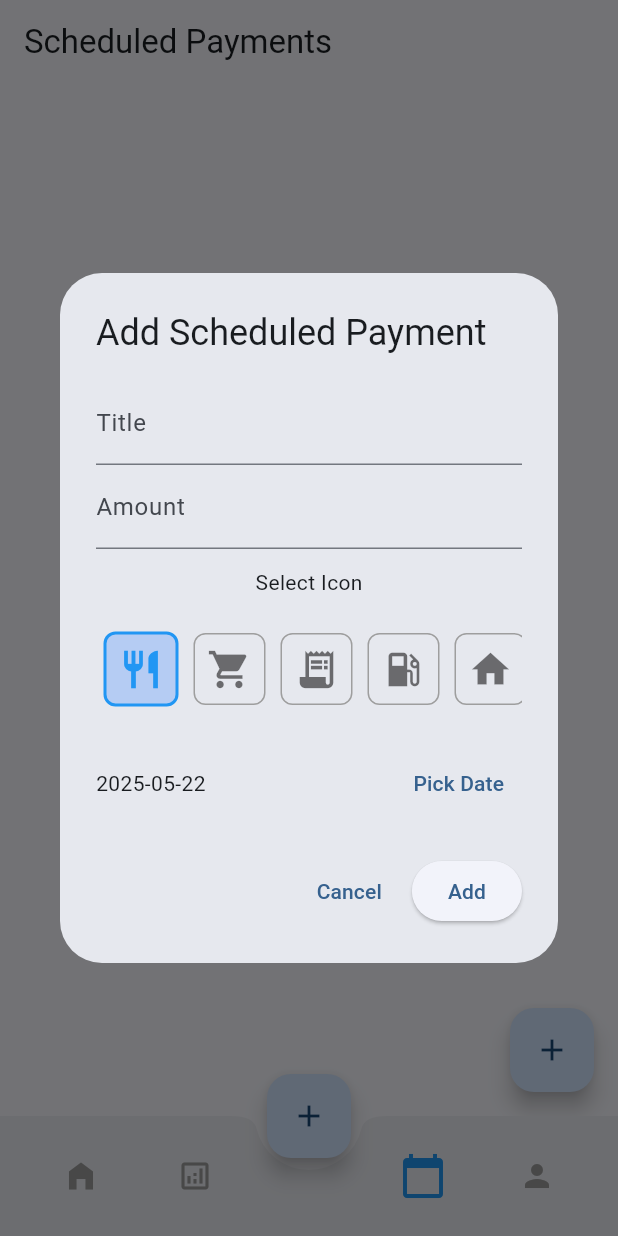
After one commit to daniyar104/cash-mobile, a Flutter app: the MainScreen screen opened directly, item 3 of the bottom bar chosen, after a tap on the "add" icon, on a phone screen of 412 x 824 dp. The commit adds this screen. Run offline on Flutter 3.47's test engine with Material 3 defaults, Android fonts, the phone set to English and light mode, and no system bars; our stand-ins replace awesome_snackbar_content, flutter_local_notifications, flutter_localization, image_picker, permission_handler, sembast and 3 more; accounts and stored records are empty.

Commit message:
(add): Add a Sheduled Payment reminder

```diff
--- a/lib/db/app_database_helper.dart
+++ b/lib/db/app_database_helper.dart
@@ -3,6 +3,7 @@
 import 'package:flutter/foundation.dart';
 import 'package:untitled1/db/sembast_database_helper.dart';
 
+import '../models/ScheduledPayment.dart';
 import '../models/UserModel.dart';
 import '../models/TransactionModel.dart';
 
@@ -33,4 +34,10 @@ abstract class AppDatabaseHelper {
   Future<double> getTotalSpentOnFoodForCurrentMonth(int userId);
   Future<double> getTotalSpentOnShoppingForCurrentMonth(int userId);
   Future<void> deleteTransactionAndRestoreBalance(int transactionId, int userId);
+
+  // Schedule methods
+  Future<int> insertScheduledPayment(ScheduledPayment payment);
+  Future<List<ScheduledPayment>> getScheduledPayments(int userId);
+  Future<int> updateScheduledPayment(ScheduledPayment payment);
+  Future<int> deleteScheduledPayment(int id);
 }
--- a/lib/db/database_helper.dart
+++ b/lib/db/database_helper.dart
@@ -1,6 +1,7 @@
 import 'package:intl/intl.dart';
 import 'package:sqflite/sqflite.dart';
 import 'package:path/path.dart';
+import '../models/ScheduledPayment.dart';
 import '../models/TransactionModel.dart';
 import '../models/UserModel.dart';
 import 'app_database_helper.dart';
@@ -51,6 +52,20 @@ class DataBaseHelper implements AppDatabaseHelper {
         FOREIGN KEY (user_id) REFERENCES users(id)
       )
     ''');
+
+    await db.execute('''
+      CREATE TABLE scheduled_payments(
+        id INTEGER PRIMARY KEY AUTOINCREMENT,
+        title TEXT,
+        amount REAL,
+        date TEXT,
+        category TEXT,
+        user_id INTEGER,
+        type TEXT,
+        FOREIGN KEY (user_id) REFERENCES users(id)
+      )
+    ''');
+
   }
 
   // Методы для работы с UserModel
@@ -348,4 +363,46 @@ class DataBaseHelper implements AppDatabaseHelper {
   Future<void> init() async {
     await database;
   }
+
+
+
+  // Методы для работы с ScheduledPayment
+  @override
+  Future<int> insertScheduledPayment(ScheduledPayment payment) async {
+    final db = await database;
+    return await db.insert('scheduled_payments', payment.toMap());
+  }
+
+  @override
+  Future<List<ScheduledPayment>> getScheduledPayments(int userId) async {
+    final db = await database;
+    final List<Map<String, dynamic>> maps = await db.query(
+      'scheduled_payments',
+      where: 'user_id = ?',
+      whereArgs: [userId],
+    );
+    return List.generate(maps.length, (i) => ScheduledPayment.fromMap(maps[i]));
+  }
+
+  @override
+  Future<int> updateScheduledPayment(ScheduledPayment payment) async {
+    final db = await database;
+    return await db.update(
+      'scheduled_payments',
+      payment.toMap(),
+      where: 'id = ?',
+      whereArgs: [payment.id],
+    );
+  }
+
+  @override
+  Future<int> deleteScheduledPayment(int id) async {
+    final db = await database;
+    return await db.delete(
+      'scheduled_payments',
+      where: 'id = ?',
+      whereArgs: [id],
+    );
+  }
+
 }
--- a/lib/db/sembast_database_helper.dart
+++ b/lib/db/sembast_database_helper.dart
@@ -8,12 +8,14 @@ import 'package:sembast/sembast.dart';
 import 'package:sembast/sembast_io.dart';
 import 'package:sembast/sembast_memory.dart';
 
+import '../models/ScheduledPayment.dart';
 import '../models/UserModel.dart';
 import '../models/TransactionModel.dart';
 import 'app_database_helper.dart';
 
 class SembastDatabaseHelper implements AppDatabaseHelper {
   static final SembastDatabaseHelper instance = SembastDatabaseHelper._internal();
+  final StoreRef<int, Map<String, dynamic>> scheduledPaymentsStore = intMapStoreFactory.store('scheduled_payments');
 
   static Database? _db;
 
@@ -309,5 +311,66 @@ class SembastDatabaseHelper implements AppDatabaseHelper {
   Future<void> deleteTransactionAndRestoreBalance(int transactionId, int userId) async {
     final db = await database;
 
+    // Получаем транзакцию по id
+    final transactionRecord = await transactionsStore.record(transactionId).get(db);
+
+    if (transactionRecord == null) {
+      // Если транзакция не найдена, просто выходим
+      return;
+    }
+
+    // Извлекаем данные транзакции
+    final transaction = TransactionModel.fromMap({...transactionRecord, 'id': transactionId});
+
+    // Получаем текущие данные пользователя
+    final userRecord = await usersStore.record(userId).get(db);
+    if (userRecord == null) {
+      // Если пользователь не найден, ничего не делаем
+      return;
+    }
+
+    double userAmount = userRecord['amount'] ?? 0.0;
+
+    // Восстанавливаем баланс пользователя, противоположно операции транзакции
+    if (transaction.type == 'income') {
+      userAmount -= transaction.amount; // Уменьшаем сумму, так как удаляем доход
+    } else if (transaction.type == 'expense') {
+      userAmount += transaction.amount; // Увеличиваем сумму, так как удаляем расход
+    }
+
+    // Обновляем баланс пользователя в базе
+    await usersStore.record(userId).update(db, {'amount': userAmount});
+
+    // Удаляем транзакцию из базы
+    await transactionsStore.record(transactionId).delete(db);
   }
+
+  // Вставка ScheduledPayment
+  Future<int> insertScheduledPayment(ScheduledPayment payment) async {
+    final db = await database;
+    return await scheduledPaymentsStore.add(db, payment.toMap());
+  }
+
+// Получение всех ScheduledPayment для пользователя
+  Future<List<ScheduledPayment>> getScheduledPayments(int userId) async {
+    final db = await database;
+    final finder = Finder(filter: Filter.equals('user_id', userId));
+    final records = await scheduledPaymentsStore.find(db, finder: finder);
+    return records.map((e) => ScheduledPayment.fromMap({...e.value, 'id': e.key})).toList();
+  }
+
+// Обновление ScheduledPayment
+  Future<int> updateScheduledPayment(ScheduledPayment payment) async {
+    final db = await database;
+    await scheduledPaymentsStore.record(payment.id!).put(db, payment.toMap());
+    return payment.id!;
+  }
+
+// Удаление ScheduledPayment по id
+  Future<int> deleteScheduledPayment(int id) async {
+    final db = await database;
+    await scheduledPaymentsStore.record(id).delete(db);
+    return id;
+  }
+
 }
--- /dev/null
+++ b/lib/models/ScheduledPayment.dart
@@ -0,0 +1,44 @@
+class ScheduledPayment {
+  int? id;
+  String title;
+  double amount;
+  DateTime date;
+  String category;
+  int userId;
+  String type; // 'income' или 'expense'
+
+  ScheduledPayment({
+    this.id,
+    required this.title,
+    required this.amount,
+    required this.date,
+    required this.category,
+    required this.userId,
+    required this.type,
+  });
+
+  Map<String, dynamic> toMap() {
+    return {
+      'id': id,
+      'title': title,
+      'amount': amount,
+      'date': date.millisecondsSinceEpoch,  // храним как int для удобства запросов
+      'category': category,
+      'user_id': userId,
+      'type': type,
+    };
+  }
+
+  factory ScheduledPayment.fromMap(Map<String, dynamic> map) {
+    return ScheduledPayment(
+      id: map['id'],
+      title: map['title'],
+      amount: (map['amount'] as num).toDouble(),
+      date: DateTime.fromMillisecondsSinceEpoch(map['date']),
+      category: map['category'],
+      userId: map['user_id'],
+      type: map['type'],
+    );
+  }
+
+}
--- a/lib/screens/MainScreen.dart
+++ b/lib/screens/MainScreen.dart
@@ -3,9 +3,9 @@ import 'package:flutter_localization/flutter_localization.dart';
 import 'package:shared_preferences/shared_preferences.dart';
 import 'package:untitled1/localization/locales.dart';
 import 'package:untitled1/screens/ExpenseInputScreen.dart';
-import 'package:untitled1/screens/Plannings/page/PlanningsPage.dart';
+import 'package:untitled1/screens/Plannings/page/ScheduledPaymentsPage.dart';
 import 'package:untitled1/screens/accountPage/MainAccountPage.dart';
-import 'Analitics/AnalyticsPage.dart';
+import 'Analitics/ExpensesAnalysisPage.dart';
 import 'TransactionsListPage.dart';
 import 'futureMainAccount/AccountPage.dart';
 
@@ -26,8 +26,8 @@ class _MainScreenState extends State<MainScreen>{
     super.initState();
     _pages = [
       TransactionsListPage(userID: _userId),
-      AnalyticsPage(),
-      PlanningsPage(),
+      ExpensesAnalysisPage(),
+      ScheduledPaymentsPage(userId: _userId),
       // MainAcountPage(),
       AccountPage(),
     ];
--- /dev/null
+++ b/lib/screens/Plannings/page/ScheduledPaymentsPage.dart
@@ -0,0 +1,258 @@
+import 'package:flutter/material.dart';
+import '../../../db/sembast_database_helper.dart';
+import '../../../models/ScheduledPayment.dart';
+
+class ScheduledPaymentsPage extends StatefulWidget {
+  final int userId;
+
+  const ScheduledPaymentsPage({Key? key, required this.userId}) : super(key: key);
+
+  @override
+  _ScheduledPaymentsPageState createState() => _ScheduledPaymentsPageState();
+}
+
+class _ScheduledPaymentsPageState extends State<ScheduledPaymentsPage> {
+  final dbHelper = SembastDatabaseHelper.instance;
+  late Future<List<ScheduledPayment>> _paymentsFuture;
+
+  @override
+  void initState() {
+    super.initState();
+    _loadScheduledPayments();
+  }
+
+  void _loadScheduledPayments() {
+    setState(() {
+      _paymentsFuture = dbHelper.getScheduledPayments(widget.userId);
+    });
+  }
+
+  Future<void> _addScheduledPayment() async {
+    final newPayment = await showDialog<ScheduledPayment>(
+      context: context,
+      builder: (context) => AddScheduledPaymentDialog(userId: widget.userId),
+    );
+
+    if (newPayment != null) {
+      await dbHelper.insertScheduledPayment(newPayment);
+      _loadScheduledPayments();
+    }
+  }
+
+  Future<void> _deleteScheduledPayment(int id) async {
+    await dbHelper.deleteScheduledPayment(id);
+    _loadScheduledPayments();
+  }
+
+  IconData _getIconFromCategory(String? category) {
+    if (category == null) return Icons.payment;
+    try {
+      final codePoint = int.parse(category);
+      return IconData(codePoint, fontFamily: 'MaterialIcons');
+    } catch (_) {
+      return Icons.payment;
+    }
+  }
+
+  @override
+  Widget build(BuildContext context) {
+    return Scaffold(
+      appBar: AppBar(
+        title: Text('Scheduled Payments'),
+      ),
+      body: FutureBuilder<List<ScheduledPayment>>(
+        future: _paymentsFuture,
+        builder: (context, snapshot) {
+          if (snapshot.connectionState == ConnectionState.waiting) {
+            return Center(child: CircularProgressIndicator());
+          }
+          if (snapshot.hasError) {
+            return Center(child: Text('Error loading payments'));
+          }
+          final payments = snapshot.data ?? [];
+          if (payments.isEmpty) {
+            return Center(child: Text('No scheduled payments'));
+          }
+          return ListView.builder(
+            itemCount: payments.length,
+            itemBuilder: (context, index) {
+              final payment = payments[index];
+              final iconData = _getIconFromCategory(payment.category);
+              return Dismissible(
+                key: Key(payment.id.toString()),
+                background: Container(
+                  color: Colors.red,
+                  alignment: Alignment.centerLeft,
+                  padding: EdgeInsets.only(left: 16),
+                  child: Icon(Icons.delete, color: Colors.white),
+                ),
+                direction: DismissDirection.startToEnd,
+                onDismissed: (_) => _deleteScheduledPayment(payment.id!),
+                child: ListTile(
+                  leading: Icon(iconData),
+                  title: Text(payment.title),
+                  subtitle: Text(payment.date.toLocal().toString().split(' ')[0]),
+                  trailing: Text(payment.amount.toStringAsFixed(0), style: TextStyle(
+                    fontWeight: FontWeight.bold,
+                    fontSize: 18,
+                  )),
+                ),
+              );
+            },
+          );
+        },
+      ),
+      floatingActionButton: FloatingActionButton(
+        onPressed: _addScheduledPayment,
+        child: Icon(Icons.add),
+      ),
+    );
+  }
+}
+
+class AddScheduledPaymentDialog extends StatefulWidget {
+  final int userId;
+
+  const AddScheduledPaymentDialog({Key? key, required this.userId}) : super(key: key);
+
+  @override
+  _AddScheduledPaymentDialogState createState() => _AddScheduledPaymentDialogState();
+}
+
+class _AddScheduledPaymentDialogState extends State<AddScheduledPaymentDialog> {
+  final _formKey = GlobalKey<FormState>();
+  double? _amount;
+  String? _title;
+  DateTime? _date;
+  IconData? _selectedIcon;
+
+  final List<IconData> _icons = [
+    Icons.restaurant,
+    Icons.shopping_cart,
+    Icons.receipt_long,
+    Icons.local_gas_station,
+    Icons.home,
+    Icons.phone_android,
+    Icons.movie,
+    Icons.directions_car,
+  ];
+
+  @override
+  void initState() {
+    super.initState();
+    _date = DateTime.now();
+    _selectedIcon = _icons[0]; // По умолчанию первая иконка выбрана
+  }
+
+  Future<void> _pickDate() async {
+    final picked = await showDatePicker(
+      context: context,
+      initialDate: _date ?? DateTime.now(),
+      firstDate: DateTime.now().subtract(Duration(days: 365)),
+      lastDate: DateTime.now().add(Duration(days: 365)),
+    );
+    if (picked != null) {
+      setState(() {
+        _date = picked;
+      });
+    }
+  }
+
+  void _submit() {
+    if (_formKey.currentState?.validate() ?? false) {
+      if (_selectedIcon == null) {
+        ScaffoldMessenger.of(context).showSnackBar(
+          SnackBar(content: Text('Please select an icon')),
+        );
+        return;
+      }
+      _formKey.currentState?.save();
+
+      final payment = ScheduledPayment(
+        id: null,
+        title: _title!,
+        amount: _amount!,
+        date: _date!,
+        category: _selectedIcon!.codePoint.toString(), // Сохраняем код иконки как строку
+        userId: widget.userId,
+        type: '',
+      );
+      Navigator.of(context).pop(payment);
+    }
+  }
+
+  @override
+  Widget build(BuildContext context) {
+    return AlertDialog(
+      title: Text('Add Scheduled Payment'),
+      content: SingleChildScrollView(
+        child: Form(
+          key: _formKey,
+          child: Column(
+            mainAxisSize: MainAxisSize.min,
+            children: [
+              TextFormField(
+                decoration: InputDecoration(labelText: 'Title'),
+                validator: (val) => val == null || val.isEmpty ? 'Enter title' : null,
+                onSaved: (val) => _title = val,
+              ),
+              TextFormField(
+                decoration: InputDecoration(labelText: 'Amount'),
+                keyboardType: TextInputType.numberWithOptions(decimal: true),
+                validator: (val) {
+                  if (val == null || val.isEmpty) return 'Enter amount';
+                  if (double.tryParse(val) == null) return 'Invalid number';
+                  return null;
+                },
+                onSaved: (val) => _amount = double.parse(val!),
+              ),
+              SizedBox(height: 12),
+              Text('Select Icon'),
+              SizedBox(height: 8),
+              Container(
+                height: 80,
+                child: SingleChildScrollView(
+                  scrollDirection: Axis.horizontal,
+                  child: Row(
+                    children: List.generate(_icons.length, (index) {
+                      final icon = _icons[index];
+                      final selected = icon == _selectedIcon;
+                      return GestureDetector(
+                        onTap: () => setState(() => _selectedIcon = icon),
+                        child: Container(
+                          margin: EdgeInsets.symmetric(horizontal: 5),
+                          decoration: BoxDecoration(
+                            color: selected ? Colors.blueAccent.withOpacity(0.3) : null,
+                            border: Border.all(
+                              color: selected ? Colors.blue : Colors.grey,
+                              width: selected ? 2 : 1,
+                            ),
+                            borderRadius: BorderRadius.circular(8),
+                          ),
+                          padding: EdgeInsets.all(8),
+                          child: Icon(icon, size: 30, color: selected ? Colors.blue : Colors.black54),
+                        ),
+                      );
+                    }),
+                  ),
+                ),
+              ),
+              SizedBox(height: 12),
+              Row(
+                children: [
+                  Text(_date != null ? _date!.toLocal().toString().split(' ')[0] : 'Select Date'),
+                  Spacer(),
+                  TextButton(onPressed: _pickDate, child: Text('Pick Date')),
+                ],
+              ),
+            ],
+          ),
+        ),
+      ),
+      actions: [
+        TextButton(onPressed: () => Navigator.of(context).pop(), child: Text('Cancel')),
+        ElevatedButton(onPressed: _submit, child: Text('Add')),
+      ],
+    );
+  }
+}
```
Also changed, not shown: lib/main.dart (+19 -0 lines), lib/screens/Analitics/AnalyticsPage.dart (deleted, +0 -66 lines), lib/screens/Analitics/ExpensesAnalysisPage.dart (renamed from lib/screens/Plannings/page/PlanningsPage.dart, +10 -5 lines), lib/screens/accountPage/settings/styles/ThemeSettingsPage.dart (+18 -4 lines).
